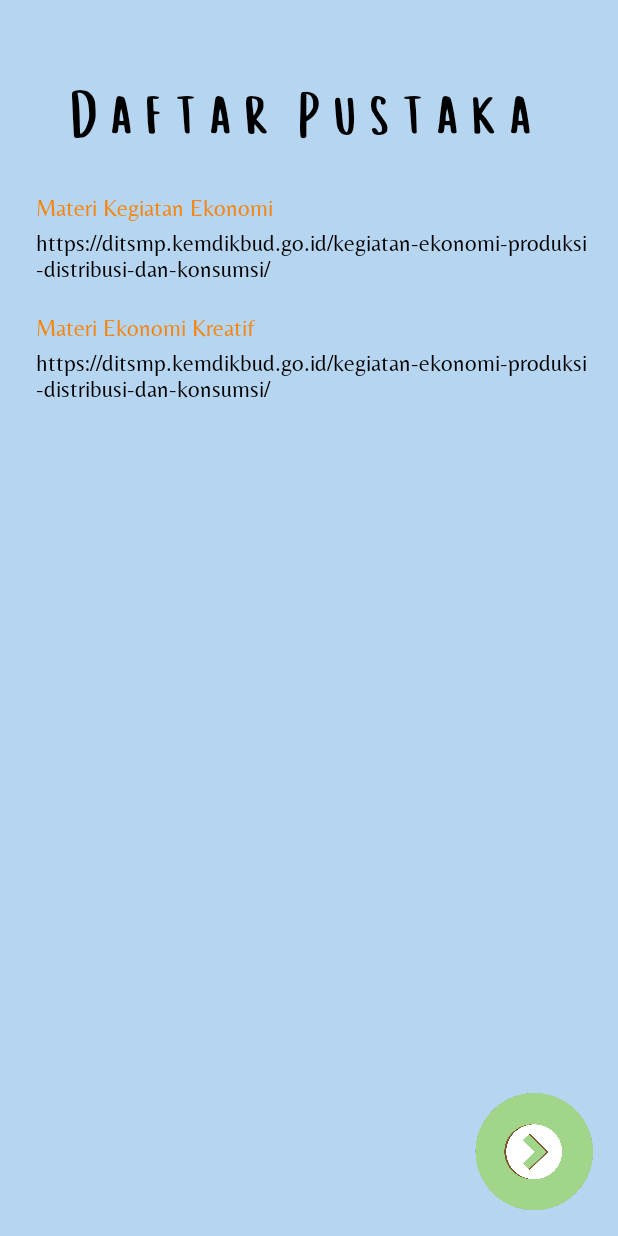
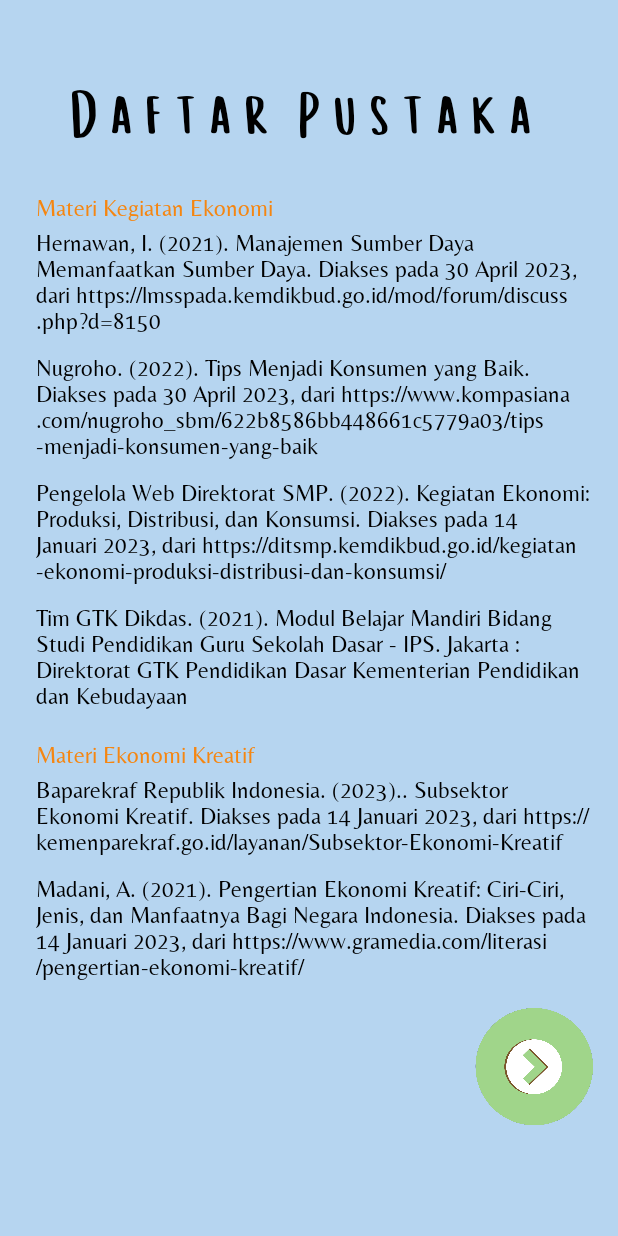
Before and after one commit to yendrapriambada/EkoratifDigitalApp, an Android app: the TwentyTwoActivity screen opened directly, with no data from a screen before it, on a phone screen of 412 x 824 dp. Run offline under Robolectric (Android 15) with nearby library versions, the phone set to English and light mode, and no system bars.

Commit message:
Layout 44 - 47

```diff
--- a/app/src/main/res/layout/activity_twenty_one.xml
+++ b/app/src/main/res/layout/activity_twenty_one.xml
@@ -22,11 +22,26 @@
         style="@style/TextStyleSingle"
         android:layout_width="0dp"
         android:layout_height="wrap_content"
+        android:layout_marginStart="16dp"
+        android:layout_marginTop="16dp"
+        android:text="@string/list_kunjaw"
+        app:layout_constraintEnd_toEndOf="parent"
+        app:layout_constraintEnd_toStartOf="@+id/tv_kunjaw_evaluasi"
+        app:layout_constraintHorizontal_bias="0.5"
+        app:layout_constraintStart_toStartOf="parent"
+        app:layout_constraintTop_toBottomOf="@+id/img_kunjaw" />
+
+    <TextView
+        android:id="@+id/tv_kunjaw_evaluasi"
+        style="@style/TextStyleSingle"
+        android:layout_width="0dp"
+        android:layout_height="wrap_content"
         android:layout_marginTop="16dp"
         android:layout_marginEnd="16dp"
-        android:text="@string/list_kunjaw"
+        android:text="@string/list_kunjaw_evaluasi"
         app:layout_constraintEnd_toEndOf="parent"
-        app:layout_constraintStart_toStartOf="@+id/img_kunjaw"
+        app:layout_constraintHorizontal_bias="0.5"
+        app:layout_constraintStart_toEndOf="@+id/tv_kunjaw"
         app:layout_constraintTop_toBottomOf="@+id/img_kunjaw" />
 
     <TextView
@@ -40,7 +55,7 @@
         android:textColor="#000000"
         android:textSize="16sp"
         android:textStyle="bold"
-        app:layout_constraintEnd_toEndOf="@+id/tv_kunjaw"
+        app:layout_constraintEnd_toEndOf="@+id/tv_kunjaw_evaluasi"
         app:layout_constraintStart_toStartOf="@+id/tv_kunjaw"
         app:layout_constraintTop_toBottomOf="@+id/tv_kunjaw" />
 
@@ -51,9 +66,9 @@
         android:layout_marginTop="16dp"
         android:layout_marginEnd="16dp"
         android:layout_marginBottom="16dp"
+        android:background="@drawable/button_menu"
         android:src="@drawable/assets_btn_menu"
-        android:background="@drawable/button_menu"
         app:layout_constraintBottom_toBottomOf="parent"
-        app:layout_constraintEnd_toEndOf="parent"/>
+        app:layout_constraintEnd_toEndOf="parent" />
 
 </androidx.constraintlayout.widget.ConstraintLayout>
--- a/app/src/main/res/layout/activity_twenty_two.xml
+++ b/app/src/main/res/layout/activity_twenty_two.xml
@@ -1,5 +1,5 @@
 <?xml version="1.0" encoding="utf-8"?>
-<androidx.constraintlayout.widget.ConstraintLayout xmlns:android="http://schemas.android.com/apk/res/android"
+<ScrollView xmlns:android="http://schemas.android.com/apk/res/android"
     xmlns:app="http://schemas.android.com/apk/res-auto"
     xmlns:tools="http://schemas.android.com/tools"
     android:layout_width="match_parent"
@@ -7,6 +7,9 @@
     android:background="#B6D5F0"
     tools:context=".TwentyTwoActivity">
 
+    <androidx.constraintlayout.widget.ConstraintLayout
+        android:layout_width="match_parent"
+        android:layout_height="wrap_content">
         <TextView
             android:id="@+id/tv_title"
             style="@style/TextTitleCupCakes"
@@ -42,6 +45,42 @@
             app:layout_constraintTop_toBottomOf="@+id/dapus_title_one" />
 
         <TextView
+            android:id="@+id/dapus_mek_2"
+            style="@style/TextStyleBelleza"
+            android:layout_width="0dp"
+            android:layout_height="wrap_content"
+            android:layout_marginTop="8dp"
+            android:layout_marginEnd="16dp"
+            android:text="@string/link_dapus_2"
+            app:layout_constraintEnd_toEndOf="parent"
+            app:layout_constraintStart_toStartOf="@+id/dapus_title_one"
+            app:layout_constraintTop_toBottomOf="@+id/dapus_one" />
+
+        <TextView
+            android:id="@+id/dapus_mek_3"
+            style="@style/TextStyleBelleza"
+            android:layout_width="0dp"
+            android:layout_height="wrap_content"
+            android:layout_marginTop="8dp"
+            android:layout_marginEnd="16dp"
+            android:text="@string/link_dapus_3"
+            app:layout_constraintEnd_toEndOf="parent"
+            app:layout_constraintStart_toStartOf="@+id/dapus_title_one"
+            app:layout_constraintTop_toBottomOf="@+id/dapus_mek_2" />
+
+        <TextView
+            android:id="@+id/dapus_mek_4"
+            style="@style/TextStyleBelleza"
+            android:layout_width="0dp"
+            android:layout_height="wrap_content"
+            android:layout_marginTop="8dp"
+            android:layout_marginEnd="16dp"
+            android:text="@string/link_dapus_4"
+            app:layout_constraintEnd_toEndOf="parent"
+            app:layout_constraintStart_toStartOf="@+id/dapus_title_one"
+            app:layout_constraintTop_toBottomOf="@+id/dapus_mek_3" />
+
+        <TextView
             android:id="@+id/dapus_title_two"
             style="@style/TextStyleBelleza"
             android:layout_width="wrap_content"
@@ -51,7 +90,7 @@
             android:text="@string/materi_ekonomi_kreatif"
             android:textColor="#F58611"
             app:layout_constraintStart_toStartOf="parent"
-        app:layout_constraintTop_toBottomOf="@+id/dapus_one" />
+            app:layout_constraintTop_toBottomOf="@+id/dapus_mek_4" />
 
         <TextView
             android:id="@+id/dapus_two"
@@ -59,20 +98,34 @@
             android:layout_width="0dp"
             android:layout_height="wrap_content"
             android:layout_marginEnd="16dp"
-        android:text="@string/link_dapus_1"
+            android:text="@string/link_dapus_mek_1"
             app:layout_constraintEnd_toEndOf="parent"
             app:layout_constraintStart_toStartOf="@+id/dapus_title_two"
             app:layout_constraintTop_toBottomOf="@+id/dapus_title_two" />
+
+        <TextView
+            android:id="@+id/dapus_three"
+            style="@style/TextStyleBelleza"
+            android:layout_width="0dp"
+            android:layout_height="wrap_content"
+            android:layout_marginTop="8dp"
+            android:layout_marginEnd="16dp"
+            android:text="@string/link_dapus_mek_2"
+            app:layout_constraintEnd_toEndOf="parent"
+            app:layout_constraintStart_toStartOf="@+id/dapus_title_two"
+            app:layout_constraintTop_toBottomOf="@+id/dapus_two" />
 
         <ImageView
             android:id="@+id/btn_next"
             android:layout_width="80dp"
             android:layout_height="80dp"
+            android:layout_marginTop="16dp"
             android:layout_marginEnd="16dp"
             android:layout_marginBottom="16dp"
             android:rotation="180"
             android:src="@drawable/assets_btn_nextprev_green"
             app:layout_constraintBottom_toBottomOf="parent"
-        app:layout_constraintEnd_toEndOf="parent" />
-
+            app:layout_constraintEnd_toEndOf="parent"
+            app:layout_constraintTop_toBottomOf="@+id/dapus_three" />
     </androidx.constraintlayout.widget.ConstraintLayout>
+</ScrollView>
--- a/app/src/main/res/values/strings.xml
+++ b/app/src/main/res/values/strings.xml
@@ -52,13 +52,19 @@
     <string name="conv_nine_guru_1">Setelah berdiskusi dengan teman sebangkumu apakah kini kamu mengetahui apa itu kegiatan ekonomi?</string>
     <string name="nine_siswa_one">Saya sudah mengetahuinya Bu, akan tetapi Saya masih sedikit bingung, apa itu kegiatan ekonomi?</string>
     <string name="nine_guru_two">Sekarang coba kamu perhatikan penjelasan berikut ini!</string>
-    <string name="list_kunjaw">1. BENAR\n2. BENAR\n3. SALAH\n4. BENAR\n5. SALAH\n6. BENAR\n7. SALAH\n8. SALAH\n9. SALAH\n10. BENAR</string>
+    <string name="list_kunjaw">Kunci Jawaban Latihan Soal:\n1. BENAR\n2. BENAR\n3. SALAH\n4. BENAR\n5. SALAH\n6. BENAR\n7. BENAR\n8. SALAH\n9. SALAH\n10. BENAR</string>
+    <string name="list_kunjaw_evaluasi">Kunci Jawaban Evaluasi Akhir:\n1. C\n2. A\n3. B\n4. C\n5. D\n6. C\n7. ESSAY\n8. ESSAY</string>
     <string name="orang_yang_berhasil_adalah_mereka_yang_bersungguh_sungguh">\"orang yang berhasil adalah mereka yang bersungguh-sungguh\"</string>
     <string name="daftar_pustaka">Daftar Pustaka</string>
     <string name="materi_kegiatan_ekonomi">Materi Kegiatan Ekonomi</string>
-    <string name="link_dapus_1">https://ditsmp.kemdikbud.go.id/kegiatan-ekonomi-produksi-distribusi-dan-konsumsi/</string>
+    <string name="link_dapus_1">Hernawan, I. (2021). Manajemen Sumber Daya Memanfaatkan Sumber Daya. Diakses pada 30 April 2023, dari https://lmsspada.kemdikbud.go.id/mod/forum/discuss.php?d=8150</string>
+    <string name="link_dapus_2">Nugroho. (2022). Tips Menjadi Konsumen yang Baik. Diakses pada 30 April 2023, dari https://www.kompasiana.com/nugroho_sbm/622b8586bb448661c5779a03/tips-menjadi-konsumen-yang-baik</string>
+    <string name="link_dapus_3">Pengelola Web Direktorat SMP. (2022). Kegiatan Ekonomi: Produksi, Distribusi, dan Konsumsi. Diakses pada 14 Januari 2023, dari https://ditsmp.kemdikbud.go.id/kegiatan-ekonomi-produksi-distribusi-dan-konsumsi/</string>
+    <string name="link_dapus_4">Tim GTK Dikdas. (2021). Modul Belajar Mandiri Bidang Studi Pendidikan Guru Sekolah Dasar - IPS. Jakarta : Direktorat GTK Pendidikan Dasar Kementerian Pendidikan dan Kebudayaan</string>
+    <string name="link_dapus_mek_1">Baparekraf Republik Indonesia. (2023).. Subsektor Ekonomi Kreatif. Diakses pada 14 Januari 2023, dari https://kemenparekraf.go.id/layanan/Subsektor-Ekonomi-Kreatif</string>
+    <string name="link_dapus_mek_2">Madani, A. (2021). Pengertian Ekonomi Kreatif: Ciri-Ciri, Jenis, dan Manfaatnya Bagi Negara Indonesia. Diakses pada 14 Januari 2023, dari https://www.gramedia.com/literasi/pengertian-ekonomi-kreatif/</string>
     <string name="materi_ekonomi_kreatif">Materi Ekonomi Kreatif</string>
-    <string name="title_cover_belakang">PENDIDIKAN GURU SEKOLAH DASAR\nDEPARTEMEN PEDAGOGIK\nFAKULTAS ILMU PENDIDIKAN\nUNIVERSITAS PENDIDIKAN INDONESIA\n2022</string>
+    <string name="title_cover_belakang">PENDIDIKAN GURU SEKOLAH DASAR\nDEPARTEMEN PEDAGOGIK\nFAKULTAS ILMU PENDIDIKAN\nUNIVERSITAS PENDIDIKAN INDONESIA\n2022\n\nKURIKULUM MERDEKA\nPENYUSUN : SOPIATUL PADILA\n2023</string>
     <string name="arahan_evaluasi">Bentuk evaluasi di bawah ini merupakan evaluasi Benar - Salah yang dapat kamu kerjakan pada buku tulismu, tulis kata benar jika kamu merasa pernyataan yang ada benar dan tulis kata salah jika kamu merasa pernyataan yang ada salah!</string>
     <string name="soal_1">1. Sebuah aktivitas yang dilakukan oleh manusia untuk memenuhi kebutuhan hidupnya disebut dengan Kegiatan Ekonomi.</string>
     <string name="soal_2">2. Produksi adalah kegiatan untuk menghasilkan suatu barang atau jasa. Pelaku dari kegiatan produksi disebut sebagai produsen. </string>
```
Lines whose indentation alone changed are shown as unchanged.
